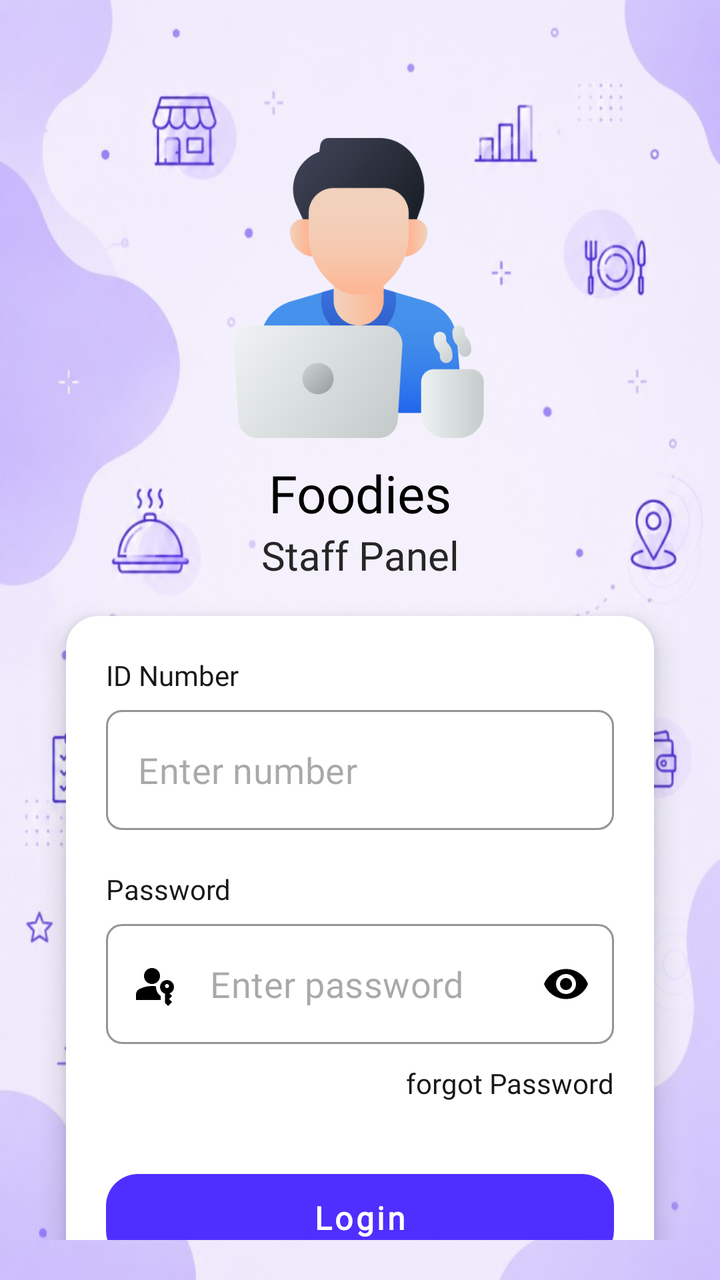
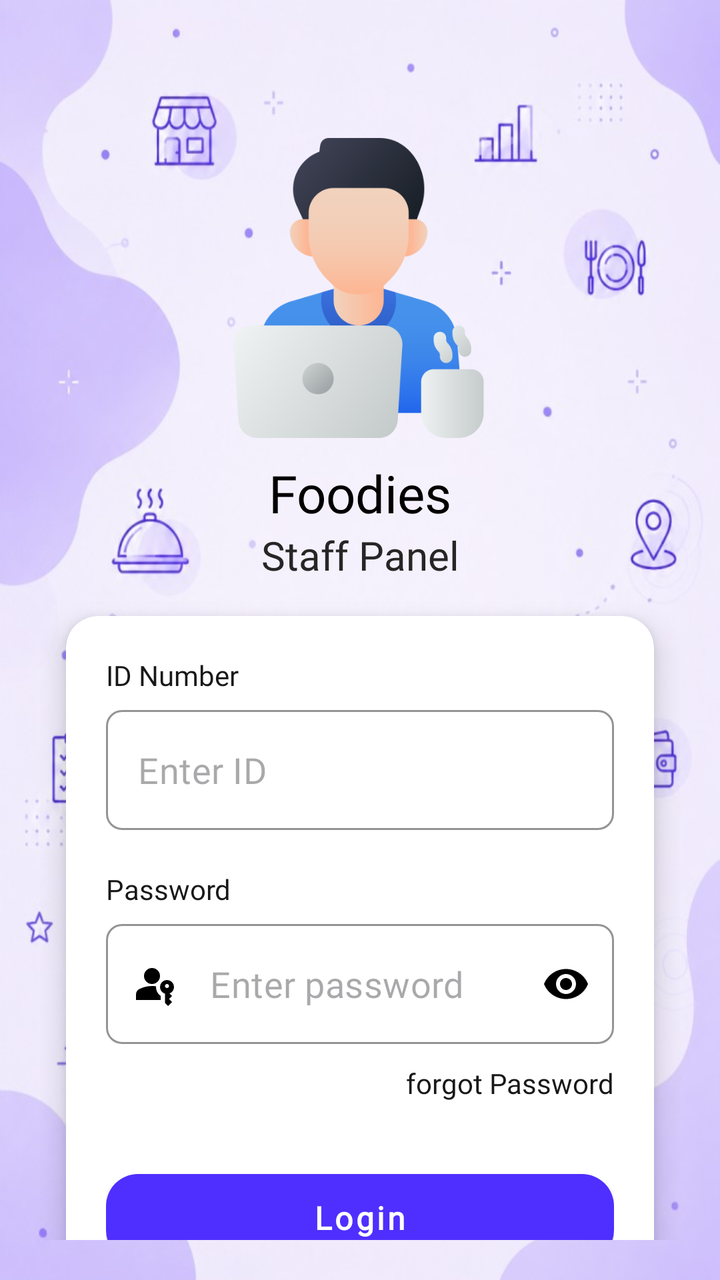

Two renders of the same Android screen: before a commit and after it. Below are the layout's source before the change and the commit's diff.
<!-- AndroidManifest.xml: application theme Theme.MasterDashboard -->
<!-- res/layout/activity_staff_login.xml -->
<?xml version="1.0" encoding="utf-8"?>
<androidx.constraintlayout.widget.ConstraintLayout xmlns:android="http://schemas.android.com/apk/res/android"
    xmlns:app="http://schemas.android.com/apk/res-auto"
    xmlns:tools="http://schemas.android.com/tools"
    android:id="@+id/main"
    android:padding="20dp"
    android:background="@drawable/login_background"
    android:layout_width="match_parent"
    android:layout_height="match_parent"
    tools:context=".staff_dash.login.StaffLoginActivity">


    <ImageView
        android:id="@+id/staff_login_img"
        android:layout_width="150dp"
        android:layout_height="150dp"
        android:src="@drawable/person"
        app:layout_constraintBottom_toBottomOf="parent"
        app:layout_constraintEnd_toEndOf="parent"
        app:layout_constraintHorizontal_bias="0.497"
        app:layout_constraintStart_toStartOf="parent"
        app:layout_constraintTop_toTopOf="parent"
        app:layout_constraintVertical_bias="0.109" />

    <TextView
        android:id="@+id/tvLabel1"
        style="@style/TextAppearance.MyApp.Title"
        android:layout_width="wrap_content"
        android:layout_height="wrap_content"
        android:layout_marginTop="10dp"
        android:text="Foodies"
        app:layout_constraintEnd_toEndOf="parent"
        app:layout_constraintStart_toStartOf="parent"
        app:layout_constraintTop_toBottomOf="@+id/staff_login_img" />

    <TextView
        android:id="@+id/tvLabel2"
        style="@style/TextAppearance.MyApp.ToolbarTitle"
        android:layout_width="wrap_content"
        android:layout_height="wrap_content"
        android:text="Staff Panel"
        android:textColor="#262626"
        app:layout_constraintEnd_toEndOf="parent"
        app:layout_constraintStart_toStartOf="parent"
        app:layout_constraintTop_toBottomOf="@+id/tvLabel1" />

    <com.google.android.material.card.MaterialCardView
        android:id="@+id/staff_login_card"
        android:layout_width="match_parent"
        android:layout_height="wrap_content"
        android:layout_marginTop="0dp"
        app:cardCornerRadius="16dp"
        app:cardBackgroundColor="@color/white"
        app:cardElevation="8dp"
        app:cardUseCompatPadding="true"
        app:strokeWidth="0dp"
        app:layout_constraintTop_toBottomOf="@+id/tvLabel2"
        app:layout_constraintStart_toStartOf="parent"
        app:layout_constraintEnd_toEndOf="parent">

        <LinearLayout
            android:layout_width="match_parent"
            android:layout_height="wrap_content"
            android:orientation="vertical"
            android:padding="20dp">

            <TextView
                android:id="@+id/staff_enter_id_tv"
                style="@style/TextAppearance.MyApp.TitleSmall"
                android:layout_width="wrap_content"
                android:layout_height="wrap_content"
                android:text="ID Number" />

            <com.google.android.material.textfield.TextInputLayout
                android:id="@+id/textInputLayout"
                style="@style/Widget.MaterialComponents.TextInputLayout.OutlinedBox"
                android:layout_width="match_parent"
                android:layout_height="wrap_content"
                android:layout_marginTop="8dp"
                app:boxBackgroundColor="@android:color/white"
                app:boxBackgroundMode="outline"
                app:boxCornerRadiusBottomEnd="8dp"
                app:boxCornerRadiusBottomStart="8dp"
                app:boxCornerRadiusTopEnd="8dp"
                app:boxCornerRadiusTopStart="8dp"
                app:boxStrokeColor="#E3E5EF"
                app:hintEnabled="false">

                <com.google.android.material.textfield.TextInputEditText
                    android:id="@+id/staff_etInput"
                    style="@style/TextAppearance.MyApp.TitleMedium"
                    android:layout_width="match_parent"
                    android:layout_height="60dp"
                    android:gravity="center_vertical"
                    android:hint="Enter number"
                    android:inputType="number"
                    android:paddingTop="0dp"
                    android:paddingBottom="0dp"
                    android:textAllCaps="false" />
            </com.google.android.material.textfield.TextInputLayout>

            <TextView
                android:id="@+id/textView2"
                style="@style/TextAppearance.MyApp.TitleSmall"
                android:layout_width="wrap_content"
                android:layout_height="wrap_content"
                android:layout_marginTop="20dp"
                android:text="Password" />

            
            <com.google.android.material.textfield.TextInputLayout
                android:id="@+id/textInputLayout2"
                style="@style/Widget.MaterialComponents.TextInputLayout.OutlinedBox"
                android:layout_width="match_parent"
                android:layout_height="wrap_content"
                android:layout_marginTop="8dp"
                app:boxBackgroundColor="@android:color/white"
                app:boxBackgroundMode="outline"
                app:boxCornerRadiusBottomEnd="8dp"
                app:boxCornerRadiusBottomStart="8dp"
                app:boxCornerRadiusTopEnd="8dp"
                app:boxCornerRadiusTopStart="8dp"
                app:boxStrokeColor="#E3E5EF"
                app:hintEnabled="false"
                app:endIconMode="password_toggle"
                app:endIconTint="@color/black"
                app:startIconDrawable="@drawable/ic_passkey_24dp"
                app:startIconTint="@color/black">

                <com.google.android.material.textfield.TextInputEditText
                    android:id="@+id/staff_password_et"
                    style="@style/TextAppearance.MyApp.TitleMedium"
                    android:layout_width="match_parent"
                    android:layout_height="60dp"
                    android:gravity="center_vertical"
                    android:hint="Enter password"
                    android:inputType="textPassword"
                    android:paddingTop="0dp"
                    android:paddingBottom="0dp"
                    android:textAllCaps="false" />
            </com.google.android.material.textfield.TextInputLayout>

            <TextView
                android:id="@+id/staff_forgot_pass"
                style="@style/TextAppearance.MyApp.TitleSmall"
                android:layout_width="wrap_content"
                android:layout_height="wrap_content"
                android:layout_gravity="end"
                android:layout_marginTop="10dp"
                android:text="forgot Password" />

            
            <com.google.android.material.button.MaterialButton
                android:id="@+id/staff_login_btn"
                style="@style/Button.MyApp.Large"
                android:layout_width="match_parent"
                android:layout_height="wrap_content"
                android:layout_marginTop="30dp"
                android:text="Login"
                app:iconGravity="textStart"
                app:iconPadding="10dp"
                app:iconTint="@android:color/white" />

        </LinearLayout>
    </com.google.android.material.card.MaterialCardView>

</androidx.constraintlayout.widget.ConstraintLayout>
<!-- resources referenced by this layout -->
<resources>
  <color name="black">#FF000000</color>
  <color name="white">#FFFFFFFF</color>
  <!-- drawable ic_passkey_24dp (drawable) -->
  <vector xmlns:android="http://schemas.android.com/apk/res/android"
      android:width="24dp"
      android:height="24dp"
      android:viewportWidth="960"
      android:viewportHeight="960">
    <path
        android:pathData="M120,800v-112q0,-34 17.5,-62.5T184,582q62,-31 126,-46.5T440,520q20,0 40,1.5t40,4.5q-4,58 21,109.5t73,84.5v80L120,800ZM760,920l-60,-60v-186q-44,-13 -72,-49.5T600,540q0,-58 41,-99t99,-41q58,0 99,41t41,99q0,45 -25.5,80T790,670l50,50 -60,60 60,60 -80,80ZM440,480q-66,0 -113,-47t-47,-113q0,-66 47,-113t113,-47q66,0 113,47t47,113q0,66 -47,113t-113,47ZM740,560q17,0 28.5,-11.5T780,520q0,-17 -11.5,-28.5T740,480q-17,0 -28.5,11.5T700,520q0,17 11.5,28.5T740,560Z"
        android:fillColor="@color/black"/>
  </vector>
  <!-- drawable login_background: jpg bitmap (drawable, 50222 bytes) -->
  <!-- drawable person: png bitmap (drawable, 31471 bytes) -->
  <style name="Button.MyApp.Large">
          <item name="android:textSize">16sp</item>
          <item name="android:minHeight">56dp</item>
          <item name="android:paddingStart">24dp</item>
          <item name="android:paddingEnd">24dp</item>
          <item name="cornerRadius">16dp</item>
      </style>
  <style name="TextAppearance.MyApp.Title">
          <item name="android:textSize">26sp</item>
          <item name="android:textColor">@color/black</item>
          <item name="android:fontFamily">@font/poppins_bold</item>
      </style>
  <style name="TextAppearance.MyApp.TitleMedium">
          <item name="android:textSize">18sp</item>
          <item name="android:textColor">@color/black</item>
          <item name="android:fontFamily">@font/poppins_bold</item>
      </style>
  <style name="TextAppearance.MyApp.TitleSmall">
          <item name="android:textSize">14sp</item>
          <item name="android:textColor">#181818</item>
          <item name="android:fontFamily">@font/poppins_semibold</item>
      </style>
  <style name="TextAppearance.MyApp.ToolbarTitle">
          <item name="android:textSize">20sp</item>
          <item name="android:textColor">@color/black</item>
          <item name="android:fontFamily">@font/poppins_semibold</item>
      </style>
  <style name="Theme.MasterDashboard" parent="Base.Theme.MasterDashboard" />
  
  
  
      // For EditText Outline color
  <style name="Base.Theme.MasterDashboard" parent="Theme.Material3.DayNight.NoActionBar">
          
          
      </style>
</resources>

<!-- the commit's change to res/layout/activity_staff_login.xml (unified diff, before → after) -->
@@ -92,8 +92,8 @@
                     android:layout_width="match_parent"
                     android:layout_height="60dp"
                     android:gravity="center_vertical"
-                    android:hint="Enter number"
-                    android:inputType="number"
+                    android:hint="Enter ID"
+                    android:inputType="text"
                     android:paddingTop="0dp"
                     android:paddingBottom="0dp"
                     android:textAllCaps="false" />
